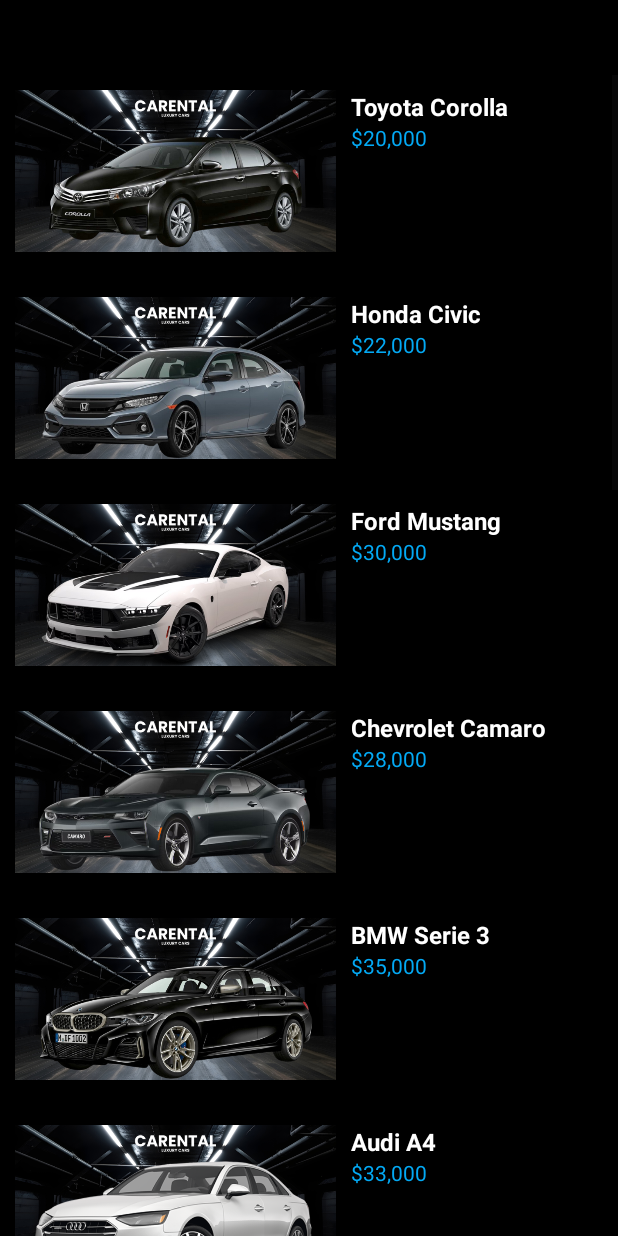
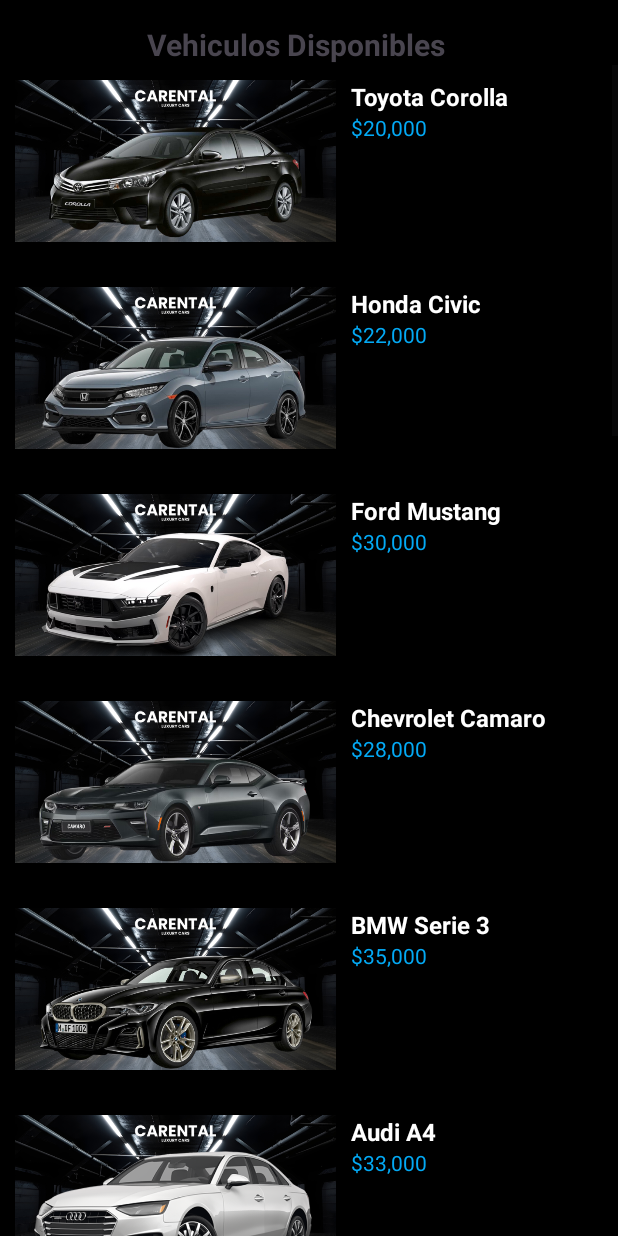
Before and after one commit to erikfacundo/parcial-1-am-acn4a-flor-facundo-erik, an Android app: the VehiculosDisponibles screen opened directly, with no data from a screen before it, on a phone screen of 412 x 824 dp. Run offline under Robolectric (Android 15) with nearby library versions, the phone set to English and light mode, and no system bars.

Commit message:
Eliminando warnings y limpiando codigo.

```diff
--- a/app/build.gradle.kts
+++ b/app/build.gradle.kts
@@ -1,5 +1,6 @@
 plugins {
-    alias(libs.plugins.android.application)
+    id("com.android.application")
+    id("com.google.gms.google-services")
 }
 
 android {
@@ -40,4 +41,6 @@
     testImplementation(libs.junit)
     androidTestImplementation(libs.ext.junit)
     androidTestImplementation(libs.espresso.core)
+    implementation(platform("com.google.firebase:firebase-bom:33.6.0"))
+    implementation("com.google.firebase:firebase-auth:23.1.0")
 }
--- a/app/src/main/res/layout/activity_vehiculos_disponibles.xml
+++ b/app/src/main/res/layout/activity_vehiculos_disponibles.xml
@@ -7,14 +7,32 @@
     android:layout_height="match_parent"
     android:background="@color/black">
 
-    <ListView
-        android:id="@+id/vista_vehiculos"
-        android:layout_width="wrap_content"
-        android:layout_height="wrap_content"
-        android:layout_marginTop="50dp"
-        android:dividerHeight="10dp"
-        app:layout_constraintBottom_toBottomOf="parent"
-        app:layout_constraintEnd_toEndOf="parent"
-        app:layout_constraintTop_toTopOf="parent"
-        app:layout_constraintVertical_bias="0.0" />
+    <ScrollView
+        android:layout_width="match_parent"
+        android:layout_height="match_parent"
+        android:fillViewport="true">
+
+        <LinearLayout
+            android:layout_width="match_parent"
+            android:layout_height="wrap_content"
+            android:orientation="vertical">
+
+            <!-- Contenido adicional antes de la lista -->
+
+            <TextView
+                android:layout_width="215dp"
+                android:layout_height="wrap_content"
+                android:layout_gravity="center"
+                android:layout_marginTop="16dp"
+                android:text="Vehiculos Disponibles"
+                android:textSize="20sp"
+                android:textStyle="bold" />
+
+            <ListView
+                android:id="@+id/vista_vehiculos"
+                android:layout_width="match_parent"
+                android:layout_height="wrap_content"
+                android:dividerHeight="10dp" />
+        </LinearLayout>
+    </ScrollView>
 </androidx.constraintlayout.widget.ConstraintLayout>
--- a/build.gradle.kts
+++ b/build.gradle.kts
@@ -1,4 +1,5 @@
 // Top-level build file where you can add configuration options common to all sub-projects/modules.
 plugins {
     alias(libs.plugins.android.application) apply false
+    id("com.google.gms.google-services") version "4.4.2" apply false
 }
```
Also changed, not shown: 2 other files.
